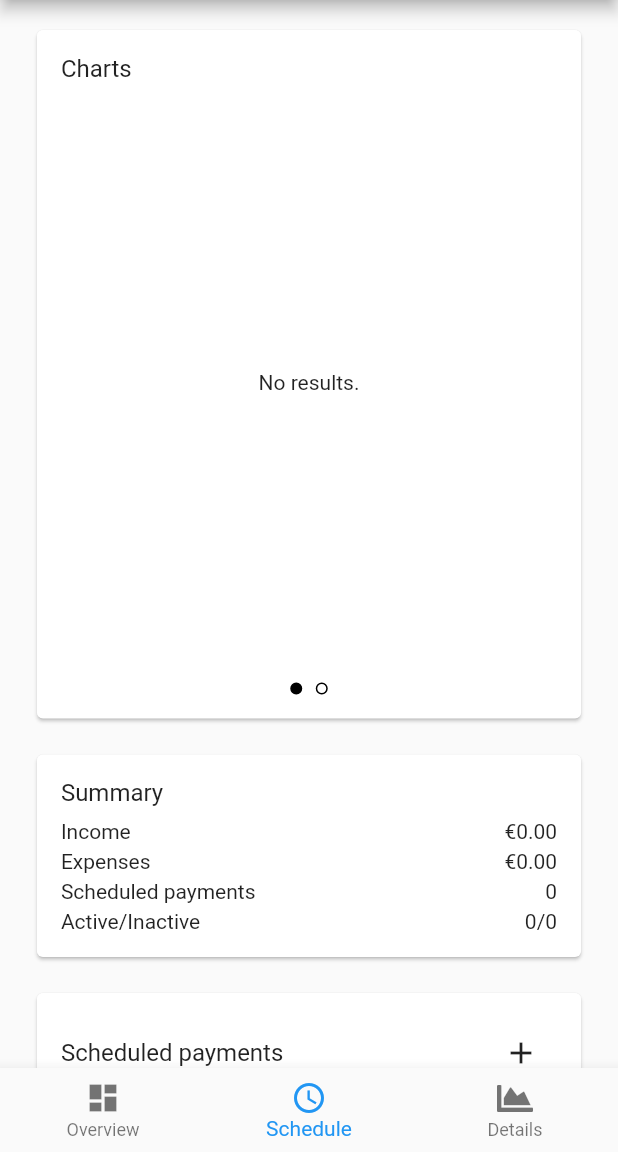
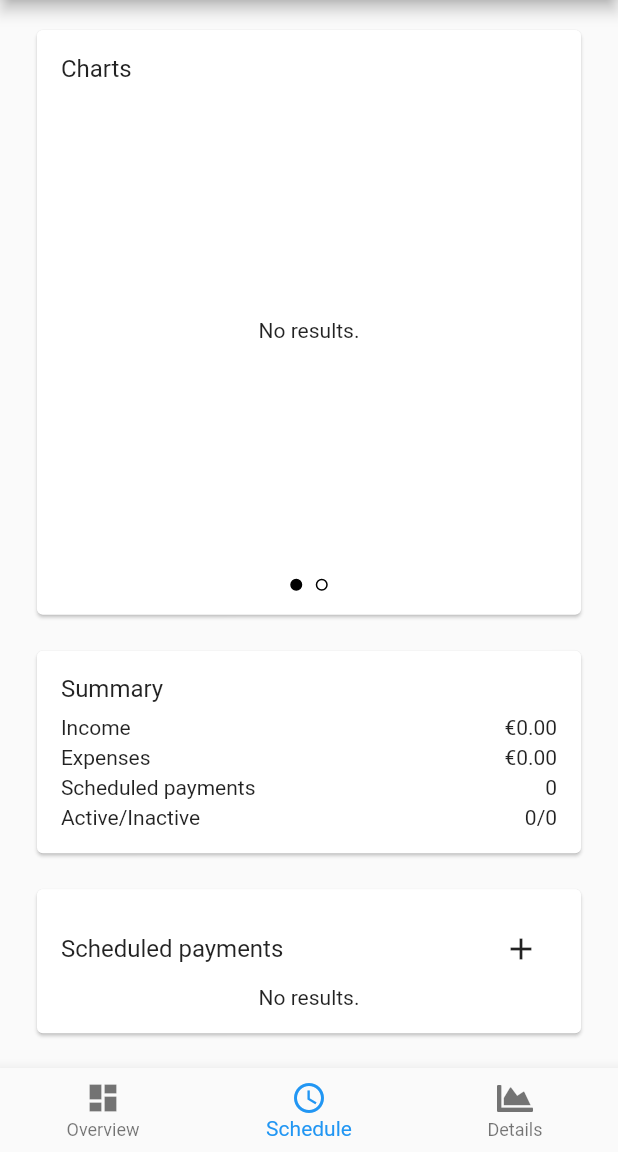
Before and after one commit to niels-hb/consilium, a Flutter app: the screen it shows once a user with an empty profile is signed in, item 2 of the bottom bar chosen, on a phone screen of 412 x 824 dp, the part 84-1236 px from its top. Run offline on Flutter 3.47's test engine with Material 2 defaults, Android fonts, the phone set to English and light mode, and no system bars; our stand-ins replace cloud_firestore, firebase_auth, firebase_core, fl_chart, flutter_typeahead, font_awesome_flutter and 1 more; missing offline and left inert: enum_to_string, firebase_auth_platform_interface; accounts and stored records are empty; generated files the repository leaves out were written again.

Commit message:
Bugfixes for charts - Width should be constrained correctly now - Calculation for expenses/income should be fixed

```diff
--- a/lib/pages/home/tabs/schedule.dart
+++ b/lib/pages/home/tabs/schedule.dart
@@ -158,8 +158,8 @@ class _ChartsCardState extends State<_ChartsCard> {
   Widget _buildCharts() {
     return Column(
       children: <Widget>[
-        ConstrainedBox(
-          constraints: const BoxConstraints(maxHeight: 400.0),
+        AspectRatio(
+          aspectRatio: 1,
           child: PageView(
             onPageChanged: (int page) {
               setState(() {
@@ -189,7 +189,8 @@ class _ChartsCardState extends State<_ChartsCard> {
       );
     }
 
-    return PieChart(
+    return LayoutBuilder(
+      builder: (BuildContext context, BoxConstraints constraints) => PieChart(
         PieChartData(
           centerSpaceRadius: 0,
           sections: <PieChartSectionData>[
@@ -197,7 +198,7 @@ class _ChartsCardState extends State<_ChartsCard> {
               PieChartSectionData(
                 value: mapEntry.value,
                 title: getDefaultNumberFormat().format(mapEntry.value),
-              radius: 160.0,
+                radius: (constraints.maxWidth / 2) - 32.0,
                 color: mapEntry.key.color(),
                 badgeWidget: DecoratedBox(
                   decoration: const BoxDecoration(
@@ -216,50 +217,57 @@ class _ChartsCardState extends State<_ChartsCard> {
               ),
           ],
         ),
+      ),
     );
   }
 
   Widget _pieChartByType() {
     final Map<ScheduleType, double> types = getAmountPerType(widget.data);
 
-    if (types.isEmpty) {
+    if (types.length != 2) {
       return Center(
         child: Text(AppLocalizations.of(context)!.emptyResultSet),
       );
     }
 
-    final double sum = (types[ScheduleType.incoming] ?? 0) +
-        (types[ScheduleType.outgoing] ?? 0);
+    final double expenses = (types[ScheduleType.outgoing] ?? 0) /
+        (types[ScheduleType.incoming] ?? 0);
+    final double income = 1 - expenses;
 
-    return PieChart(
+    return LayoutBuilder(
+      builder: (BuildContext context, BoxConstraints constraints) => PieChart(
         PieChartData(
           centerSpaceRadius: 0,
           sections: <PieChartSectionData>[
             _getPieChartSectionDataForType(
               value: types[ScheduleType.incoming] ?? 0,
-            sum: sum,
+              percentage: income,
               color: Colors.green,
+              constraints: constraints,
             ),
             _getPieChartSectionDataForType(
               value: types[ScheduleType.outgoing] ?? 0,
-            sum: sum,
+              percentage: expenses,
               color: Colors.orange,
+              constraints: constraints,
             ),
           ],
+        ),
       ),
     );
   }
 
   PieChartSectionData _getPieChartSectionDataForType({
     required double value,
-    required double sum,
+    required double percentage,
     required Color color,
+    required BoxConstraints constraints,
   }) =>
       PieChartSectionData(
-        value: value,
+        value: percentage,
         title:
-            '${NumberFormat.percentPattern().format(value / sum)} (${getDefaultNumberFormat().format(value)})',
-        radius: 160.0,
+            '${NumberFormat.percentPattern().format(percentage)} (${getDefaultNumberFormat().format(value)})',
+        radius: (constraints.maxWidth / 2) - 32.0,
         color: color,
       );
 }
```
Lines whose indentation alone changed are shown as unchanged.
